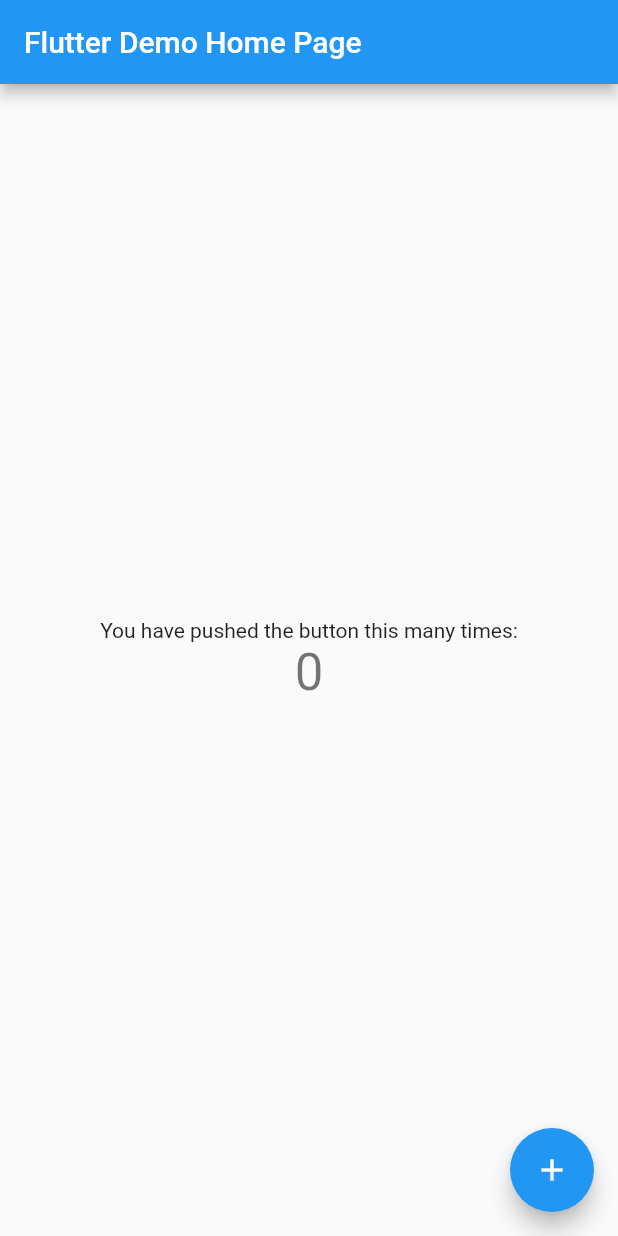
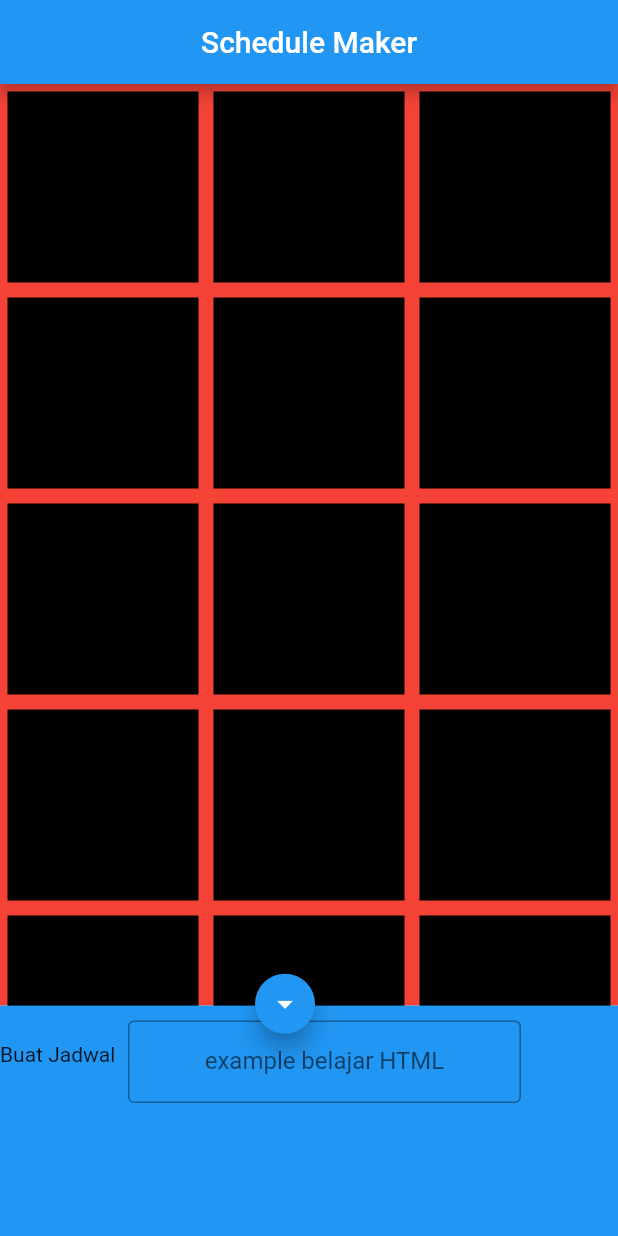
Before and after one commit to TwinsV/sevima-schedulemaker, a Flutter app: the screen it shows after launch, on a phone screen of 412 x 824 dp. Run offline on Flutter 3.47's test engine with Material 2 defaults, Android fonts, the phone set to English and light mode, and no system bars.

Commit message:
Frontend Awal
Buat gambaran front end

```diff
--- a/lib/main.dart
+++ b/lib/main.dart
@@ -11,35 +11,17 @@
   @override
   Widget build(BuildContext context) {
     return MaterialApp(
-      title: 'Flutter Demo',
+      title: 'Schedule Maker',
       theme: ThemeData(
-        // This is the theme of your application.
-        //
-        // Try running your application with "flutter run". You'll see the
-        // application has a blue toolbar. Then, without quitting the app, try
-        // changing the primarySwatch below to Colors.green and then invoke
-        // "hot reload" (press "r" in the console where you ran "flutter run",
-        // or simply save your changes to "hot reload" in a Flutter IDE).
-        // Notice that the counter didn't reset back to zero; the application
-        // is not restarted.
         primarySwatch: Colors.blue,
       ),
-      home: const MyHomePage(title: 'Flutter Demo Home Page'),
+      home: const MyHomePage(title: 'Schedule Maker'),
     );
   }
 }
 
 class MyHomePage extends StatefulWidget {
   const MyHomePage({Key? key, required this.title}) : super(key: key);
-
-  // This widget is the home page of your application. It is stateful, meaning
-  // that it has a State object (defined below) that contains fields that affect
-  // how it looks.
-
-  // This class is the configuration for the state. It holds the values (in this
-  // case the title) provided by the parent (in this case the App widget) and
-  // used by the build method of the State. Fields in a Widget subclass are
-  // always marked "final".
 
   final String title;
 
@@ -48,68 +30,92 @@
 }
 
 class _MyHomePageState extends State<MyHomePage> {
-  int _counter = 0;
+  final List<int> _days = [1,3,7,30];
+  final _inputController = TextEditingController();
+  bool _showMenu = true;
 
-  void _incrementCounter() {
-    setState(() {
-      // This call to setState tells the Flutter framework that something has
-      // changed in this State, which causes it to rerun the build method below
-      // so that the display can reflect the updated values. If we changed
-      // _counter without calling setState(), then the build method would not be
-      // called again, and so nothing would appear to happen.
-      _counter++;
-    });
-  }
 
   @override
   Widget build(BuildContext context) {
-    // This method is rerun every time setState is called, for instance as done
-    // by the _incrementCounter method above.
-    //
-    // The Flutter framework has been optimized to make rerunning build methods
-    // fast, so that you can just rebuild anything that needs updating rather
-    // than having to individually change instances of widgets.
+    double maxW = MediaQuery.of(context).size.width;
+    double maxH = MediaQuery.of(context).size.height;
     return Scaffold(
       appBar: AppBar(
-        // Here we take the value from the MyHomePage object that was created by
-        // the App.build method, and use it to set our appbar title.
-        title: Text(widget.title),
+        title: Center(child: Text(widget.title, textAlign: TextAlign.center,)),
       ),
-      body: Center(
-        // Center is a layout widget. It takes a single child and positions it
-        // in the middle of the parent.
-        child: Column(
-          // Column is also a layout widget. It takes a list of children and
-          // arranges them vertically. By default, it sizes itself to fit its
-          // children horizontally, and tries to be as tall as its parent.
-          //
-          // Invoke "debug painting" (press "p" in the console, choose the
-          // "Toggle Debug Paint" action from the Flutter Inspector in Android
-          // Studio, or the "Toggle Debug Paint" command in Visual Studio Code)
-          // to see the wireframe for each widget.
-          //
-          // Column has various properties to control how it sizes itself and
-          // how it positions its children. Here we use mainAxisAlignment to
-          // center the children vertically; the main axis here is the vertical
-          // axis because Columns are vertical (the cross axis would be
-          // horizontal).
-          mainAxisAlignment: MainAxisAlignment.center,
-          children: <Widget>[
-            const Text(
-              'You have pushed the button this many times:',
+      body: Stack(
+        children: [
+          Column(
+          children: [
+            Expanded(
+              flex: _showMenu ? 12 : 15,
+              child: Container(
+                color: Colors.red,
+                child: GridView.count(
+                  crossAxisCount: 3,
+                  scrollDirection: Axis.vertical,
+                  children: List.generate(20, (index) => Container(
+                    margin: const EdgeInsets.all(5),
+                    height: 50,
+                    color: Colors.black,
+                  )),
+                ),
+              )
+              ),
+
+            _showMenu ? Expanded(
+              flex: 3,
+              child: Container(
+                color: Colors.blue,
+                child: Column(
+                  children: [
+                    Row(
+                      children: [
+                        Text('Buat Jadwal '),
+                        Container(
+                          height: ((maxH/15)*1),
+                          width: maxW-150,
+                          margin: EdgeInsets.only(top: 10, left:5),
+                          child: TextFormField(
+                            controller: _inputController,
+                            textAlign: TextAlign.center,
+                            decoration: InputDecoration(
+                              hintText: "example belajar HTML",
+                              border: OutlineInputBorder()
+                             ),
+                          ),
+                        ),
+                      ],
+                    )
+                  ]),
+              )
+              ) : Container()
+        ],
+        ),
+        ]
+      ),
+      floatingActionButton: Align(
+        alignment:_showMenu ? Alignment.bottomCenter : Alignment.bottomRight ,
+        child: Container(
+          margin: _showMenu ? EdgeInsets.only(bottom: ((maxH/15)*3)-50) : EdgeInsets.zero,
+          child: FloatingActionButton(
+            mini: true,
+              onPressed: (() {
+                setState(() {
+                      if(_showMenu){
+                        _showMenu = false;
+                      }else{
+                        _showMenu = true;
+                      }
+                    });
+              }),
+              child: Icon(
+                _showMenu ? Icons.arrow_drop_down : Icons.arrow_drop_up
+              ),
+
             ),
-            Text(
-              '$_counter',
-              style: Theme.of(context).textTheme.headline4,
-            ),
-          ],
         ),
       ),
-      floatingActionButton: FloatingActionButton(
-        onPressed: _incrementCounter,
-        tooltip: 'Increment',
-        child: const Icon(Icons.add),
-      ), // This trailing comma makes auto-formatting nicer for build methods.
     );
   }
 }
```
